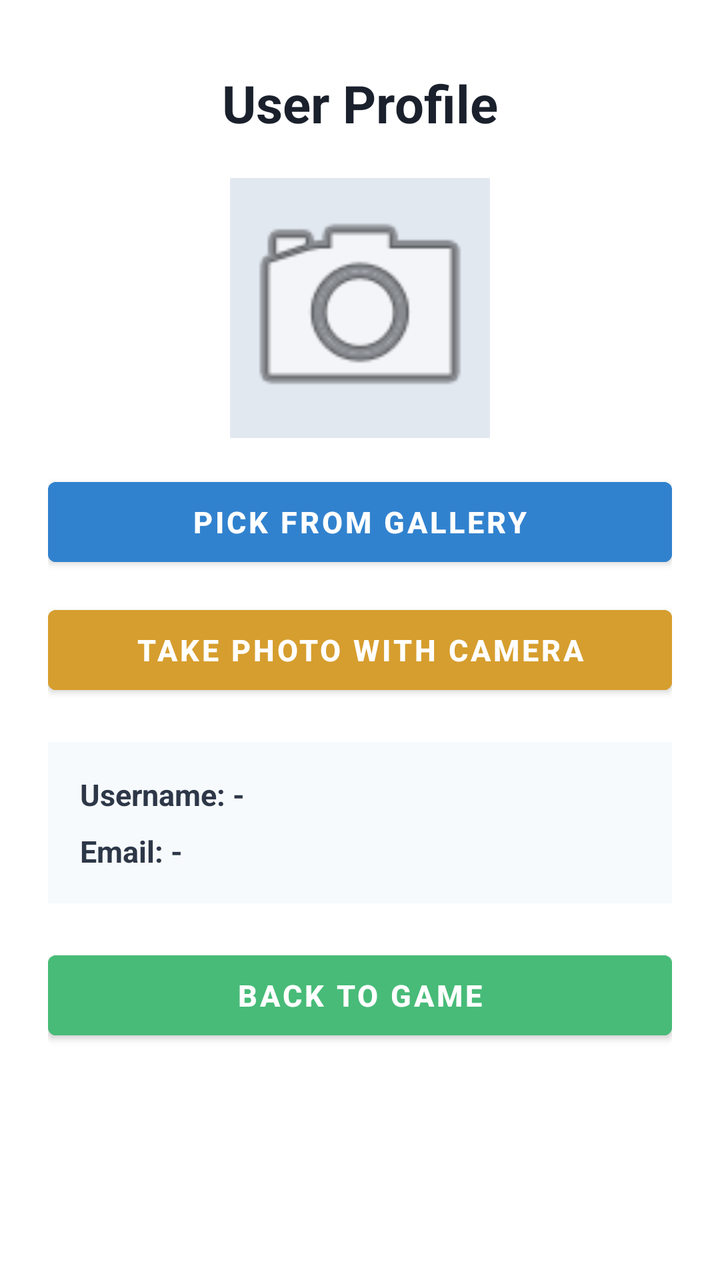
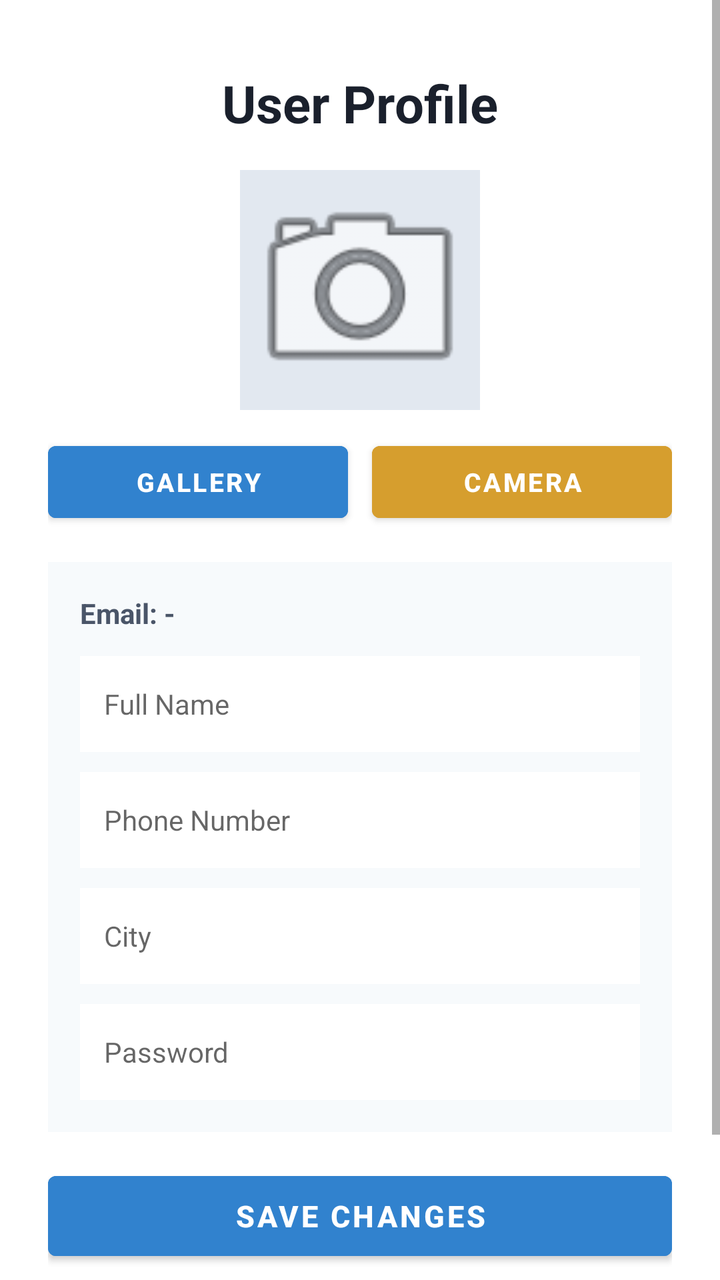

Compare the two renders of this Android layout. The source of the first and the diff that turns it into the second are given below.
<!-- AndroidManifest.xml: application theme Theme.NewProject1 -->
<!-- res/layout/activity_profile.xml -->
<?xml version="1.0" encoding="utf-8"?>
<ScrollView xmlns:android="http://schemas.android.com/apk/res/android"
    android:layout_width="match_parent"
    android:layout_height="match_parent"
    android:background="#FFFFFF"
    android:fillViewport="true">

    <LinearLayout
        android:layout_width="match_parent"
        android:layout_height="wrap_content"
        android:gravity="center_horizontal"
        android:orientation="vertical"
        android:padding="24dp">

        <TextView
            android:layout_width="wrap_content"
            android:layout_height="wrap_content"
            android:layout_marginTop="10dp"
            android:layout_marginBottom="20dp"
            android:text="User Profile"
            android:textColor="#1A202C"
            android:textSize="26sp"
            android:textStyle="bold" />

        
        <ImageView
            android:id="@+id/imgProfile"
            android:layout_width="130dp"
            android:layout_height="130dp"
            android:layout_marginBottom="16dp"
            android:background="#E2E8F0"
            android:scaleType="centerCrop"
            android:src="@android:drawable/ic_menu_camera" />

        
        <Button
            android:id="@+id/btnGallery"
            android:layout_width="match_parent"
            android:layout_height="52dp"
            android:layout_marginBottom="12dp"
            android:backgroundTint="#3182CE"
            android:text="Pick from Gallery"
            android:textSize="15sp"
            android:textStyle="bold" />

        
        <Button
            android:id="@+id/btnCamera"
            android:layout_width="match_parent"
            android:layout_height="52dp"
            android:layout_marginBottom="20dp"
            android:backgroundTint="#D69E2E"
            android:text="Take Photo with Camera"
            android:textSize="15sp"
            android:textStyle="bold" />

        
        <LinearLayout
            android:layout_width="match_parent"
            android:layout_height="wrap_content"
            android:layout_marginBottom="20dp"
            android:background="#F7FAFC"
            android:orientation="vertical"
            android:padding="16dp">

            <TextView
                android:id="@+id/txtProfileUsername"
                android:layout_width="match_parent"
                android:layout_height="wrap_content"
                android:layout_marginBottom="8dp"
                android:text="Username: -"
                android:textColor="#2D3748"
                android:textSize="15sp"
                android:textStyle="bold" />

            <TextView
                android:id="@+id/txtProfileEmail"
                android:layout_width="match_parent"
                android:layout_height="wrap_content"
                android:text="Email: -"
                android:textColor="#2D3748"
                android:textSize="15sp"
                android:textStyle="bold" />

        </LinearLayout>

        
        <Button
            android:id="@+id/btnBackToGame"
            android:layout_width="match_parent"
            android:layout_height="52dp"
            android:backgroundTint="#48BB78"
            android:text="Back to Game"
            android:textSize="15sp"
            android:textStyle="bold" />

    </LinearLayout>

</ScrollView>
<!-- resources referenced by this layout -->
<resources>
  <style name="Theme.NewProject1" parent="Theme.MaterialComponents.DayNight.DarkActionBar">
          
      </style>
</resources>

<!-- the commit's change to res/layout/activity_profile.xml (unified diff, before → after) -->
@@ -16,75 +16,129 @@
             android:layout_width="wrap_content"
             android:layout_height="wrap_content"
             android:layout_marginTop="10dp"
-            android:layout_marginBottom="20dp"
+            android:layout_marginBottom="16dp"
             android:text="User Profile"
             android:textColor="#1A202C"
             android:textSize="26sp"
             android:textStyle="bold" />
 
-        
         <ImageView
             android:id="@+id/imgProfile"
-            android:layout_width="130dp"
-            android:layout_height="130dp"
-            android:layout_marginBottom="16dp"
+            android:layout_width="120dp"
+            android:layout_height="120dp"
+            android:layout_marginBottom="12dp"
             android:background="#E2E8F0"
             android:scaleType="centerCrop"
             android:src="@android:drawable/ic_menu_camera" />
 
-        
-        <Button
-            android:id="@+id/btnGallery"
-            android:layout_width="match_parent"
-            android:layout_height="52dp"
-            android:layout_marginBottom="12dp"
-            android:backgroundTint="#3182CE"
-            android:text="Pick from Gallery"
-            android:textSize="15sp"
-            android:textStyle="bold" />
-
-        
-        <Button
-            android:id="@+id/btnCamera"
-            android:layout_width="match_parent"
-            android:layout_height="52dp"
-            android:layout_marginBottom="20dp"
-            android:backgroundTint="#D69E2E"
-            android:text="Take Photo with Camera"
-            android:textSize="15sp"
-            android:textStyle="bold" />
-
-        
         <LinearLayout
             android:layout_width="match_parent"
             android:layout_height="wrap_content"
-            android:layout_marginBottom="20dp"
+            android:orientation="horizontal"
+            android:layout_marginBottom="16dp">
+
+            <Button
+                android:id="@+id/btnGallery"
+                android:layout_width="0dp"
+                android:layout_weight="1"
+                android:layout_height="48dp"
+                android:layout_marginEnd="6dp"
+                android:backgroundTint="#3182CE"
+                android:text="Gallery"
+                android:textSize="13sp"
+                android:textStyle="bold" />
+
+            <Button
+                android:id="@+id/btnCamera"
+                android:layout_width="0dp"
+                android:layout_weight="1"
+                android:layout_height="48dp"
+                android:layout_marginStart="6dp"
+                android:backgroundTint="#D69E2E"
+                android:text="Camera"
+                android:textSize="13sp"
+                android:textStyle="bold" />
+
+        </LinearLayout>
+
+        <LinearLayout
+            android:layout_width="match_parent"
+            android:layout_height="wrap_content"
+            android:layout_marginBottom="16dp"
             android:background="#F7FAFC"
             android:orientation="vertical"
             android:padding="16dp">
 
             <TextView
-                android:id="@+id/txtProfileUsername"
-                android:layout_width="match_parent"
-                android:layout_height="wrap_content"
-                android:layout_marginBottom="8dp"
-                android:text="Username: -"
-                android:textColor="#2D3748"
-                android:textSize="15sp"
-                android:textStyle="bold" />
-
-            <TextView
                 android:id="@+id/txtProfileEmail"
                 android:layout_width="match_parent"
                 android:layout_height="wrap_content"
+                android:layout_marginBottom="12dp"
                 android:text="Email: -"
-                android:textColor="#2D3748"
-                android:textSize="15sp"
+                android:textColor="#4A5568"
+                android:textSize="14sp"
                 android:textStyle="bold" />
+
+            <EditText
+                android:id="@+id/etProfileName"
+                android:layout_width="match_parent"
+                android:layout_height="48dp"
+                android:layout_marginBottom="10dp"
+                android:background="#FFFFFF"
+                android:hint="Full Name"
+                android:inputType="textPersonName"
+                android:paddingHorizontal="12dp"
+                android:textColor="#1A202C"
+                android:textSize="14sp" />
+
+            <EditText
+                android:id="@+id/etProfilePhone"
+                android:layout_width="match_parent"
+                android:layout_height="48dp"
+                android:layout_marginBottom="10dp"
+                android:background="#FFFFFF"
+                android:hint="Phone Number"
+                android:inputType="phone"
+                android:paddingHorizontal="12dp"
+                android:textColor="#1A202C"
+                android:textSize="14sp" />
+
+            <EditText
+                android:id="@+id/etProfileCity"
+                android:layout_width="match_parent"
+                android:layout_height="48dp"
+                android:layout_marginBottom="10dp"
+                android:background="#FFFFFF"
+                android:hint="City"
+                android:inputType="textPostalAddress"
+                android:paddingHorizontal="12dp"
+                android:textColor="#1A202C"
+                android:textSize="14sp" />
+
+            
+            <EditText
+                android:id="@+id/etProfilePassword"
+                android:layout_width="match_parent"
+                android:layout_height="48dp"
+                android:background="#FFFFFF"
+                android:hint="Password"
+                android:inputType="text"
+                android:paddingHorizontal="12dp"
+                android:textColor="#1A202C"
+                android:textSize="14sp" />
 
         </LinearLayout>
 
-        
+        <Button
+            android:id="@+id/btnSaveProfile"
+            android:layout_width="match_parent"
+            android:layout_height="52dp"
+            android:layout_marginBottom="12dp"
+            android:backgroundTint="#3182CE"
+            android:text="Save Changes"
+            android:textSize="15sp"
+            android:textStyle="bold" />
+
         <Button
             android:id="@+id/btnBackToGame"
             android:layout_width="match_parent"
